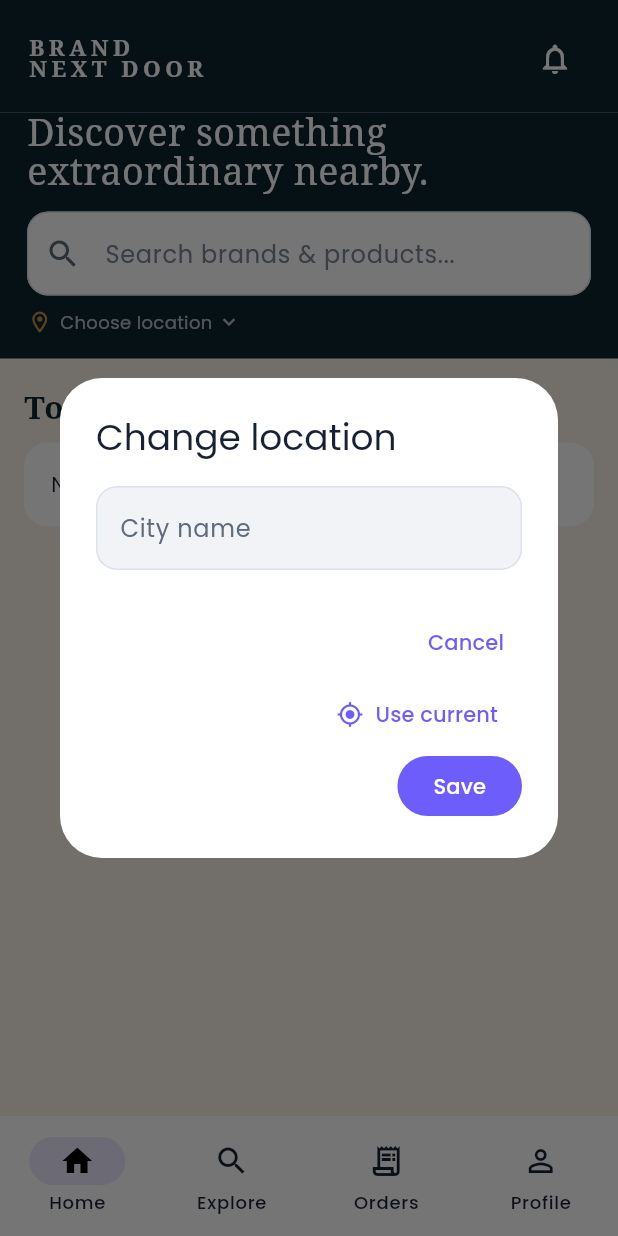
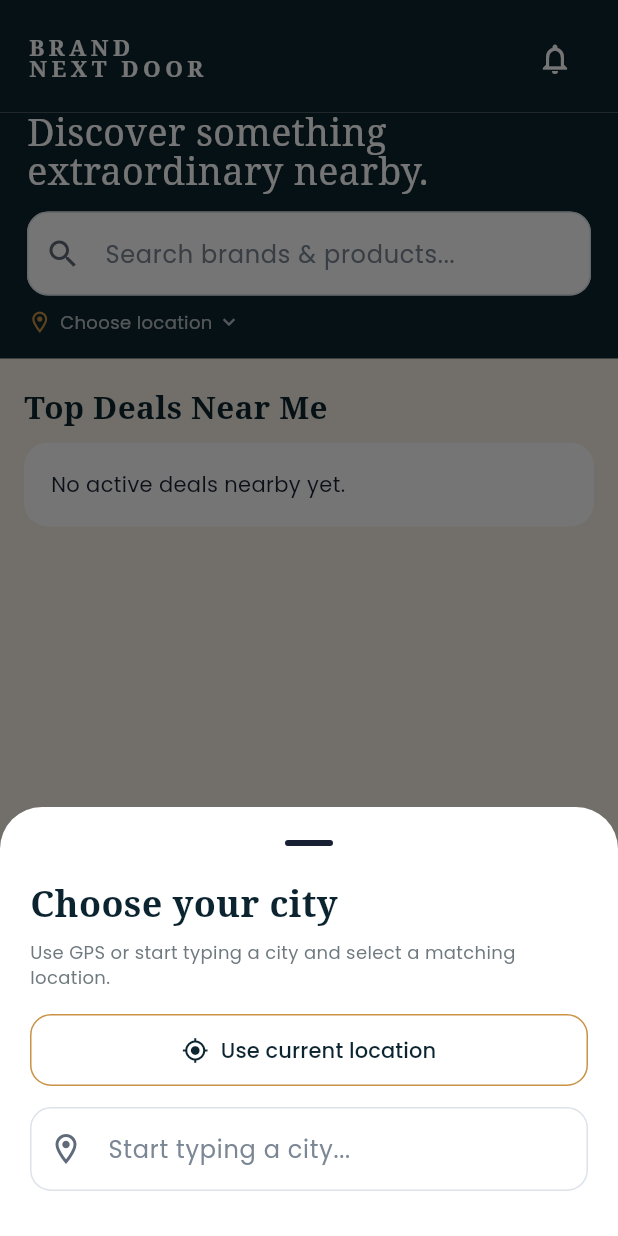
Before and after one commit to ujwaljetly-create/brandNextDoor, a Flutter app: the BuyerHomeScreen screen opened by its route, after a tap on "Choose location", on a phone screen of 412 x 824 dp. Run offline on Flutter 3.47's test engine with Material 3 defaults, Android fonts, the phone set to English and light mode, and no system bars; our stand-ins replace cloud_firestore, firebase_auth, firebase_core, firebase_messaging, firebase_storage, flutter_dotenv and 7 more; accounts and stored records are empty.

Commit message:
Refine buyer home brands and map-backed city selection

```diff
--- a/lib/features/buyer/screens/buyer_home_screen.dart
+++ b/lib/features/buyer/screens/buyer_home_screen.dart
@@ -3,12 +3,12 @@ import 'dart:async';
 import 'package:firebase_auth/firebase_auth.dart';
 import 'package:flutter/material.dart';
 import 'package:flutter_riverpod/flutter_riverpod.dart';
-import 'package:geocoding/geocoding.dart';
-import 'package:geolocator/geolocator.dart';
 import 'package:go_router/go_router.dart';
 
 import '../../../models/listing_model.dart';
 import '../../../models/order_model.dart';
+import '../../../services/location/city_location_service.dart';
+import '../../../widgets/city_picker_sheet.dart';
 import '../../brand/services/brand_service.dart';
 import '../../orders/services/order_service.dart';
 import '../providers/buyer_home_provider.dart';
@@ -28,6 +28,7 @@ class _BuyerHomeScreenState extends ConsumerState<BuyerHomeScreen> {
 
   final _searchController = TextEditingController();
   final _dealController = PageController(viewportFraction: .91);
+  final _locationService = CityLocationService();
   Timer? _dealTimer;
 
   String _searchText = '';
@@ -62,101 +63,33 @@ class _BuyerHomeScreenState extends ConsumerState<BuyerHomeScreen> {
 
   Future<void> _loadCurrentCity() async {
     try {
-      final enabled = await Geolocator.isLocationServiceEnabled();
-      if (!enabled) return _setCityFallback();
-
-      var permission = await Geolocator.checkPermission();
-      if (permission == LocationPermission.denied) {
-        permission = await Geolocator.requestPermission();
-      }
-      if (permission == LocationPermission.denied ||
-          permission == LocationPermission.deniedForever) {
-        return _setCityFallback();
-      }
-
-      final position = await Geolocator.getCurrentPosition(
-        locationSettings: const LocationSettings(accuracy: LocationAccuracy.low),
-      );
-      final places = await placemarkFromCoordinates(
-        position.latitude,
-        position.longitude,
-      );
-      final place = places.isNotEmpty ? places.first : null;
-      final city = (place?.locality ?? '').trim();
-      final fallback = (place?.subAdministrativeArea ?? '').trim();
-
+      final result = await _locationService.currentCity();
       if (!mounted) return;
       setState(() {
-        _cityName = city.isNotEmpty
-            ? city
-            : fallback.isNotEmpty
-                ? fallback
-                : 'Choose location';
+        _cityName = result?.city ?? 'Choose location';
         _locationLoading = false;
       });
     } catch (_) {
-      _setCityFallback();
-    }
-  }
-
-  void _setCityFallback() {
       if (!mounted) return;
       setState(() {
         _cityName = 'Choose location';
         _locationLoading = false;
       });
     }
+  }
 
   Future<void> _changeLocation() async {
-    final controller = TextEditingController(
-      text: _cityName == 'Choose location' || _locationLoading ? '' : _cityName,
+    final result = await CityPickerSheet.show(
+      context,
+      initialCity: _cityName == 'Choose location' || _locationLoading
+          ? ''
+          : _cityName,
     );
-
-    final city = await showDialog<String>(
-      context: context,
-      builder: (dialogContext) => AlertDialog(
-        title: const Text('Change location'),
-        content: TextField(
-          controller: controller,
-          textCapitalization: TextCapitalization.words,
-          decoration: const InputDecoration(labelText: 'City name'),
-        ),
-        actions: [
-          TextButton(
-            onPressed: () => Navigator.pop(dialogContext),
-            child: const Text('Cancel'),
-          ),
-          TextButton.icon(
-            onPressed: () => Navigator.pop(dialogContext, '__current__'),
-            icon: const Icon(Icons.my_location),
-            label: const Text('Use current'),
-          ),
-          FilledButton(
-            onPressed: () {
-              final value = controller.text.trim();
-              if (value.isNotEmpty) Navigator.pop(dialogContext, value);
-            },
-            child: const Text('Save'),
-          ),
-        ],
-      ),
-    );
-
-    controller.dispose();
-    if (city == null) return;
-
-    if (city == '__current__') {
+    if (result == null || !mounted) return;
     setState(() {
-        _cityName = 'Finding your location...';
-        _locationLoading = true;
-      });
-      await _loadCurrentCity();
-    } else {
-      setState(() {
-        _cityName = city;
+      _cityName = result.city;
       _locationLoading = false;
     });
-    }
   }
 
   List<ListingModel> _searchResults(List<ListingModel> items) {
@@ -178,16 +111,14 @@ class _BuyerHomeScreenState extends ConsumerState<BuyerHomeScreen> {
         .map((o) => o.productCategory.toLowerCase().trim())
         .where((e) => e.isNotEmpty)
         .toSet();
-
     final scored = [...items];
     scored.sort((a, b) {
       int score(ListingModel item) {
-        var result = item.soldCount * 3 + item.rating.round() * 5;
-        if (interests.contains(item.category.toLowerCase())) result += 100;
-        if (item.hasActiveDeal) result += 8;
-        return result;
+        var value = item.soldCount * 3 + item.rating.round() * 5;
+        if (interests.contains(item.category.toLowerCase())) value += 100;
+        if (item.hasActiveDeal) value += 8;
+        return value;
       }
-
       return score(b).compareTo(score(a));
     });
     return scored;
@@ -220,8 +151,7 @@ class _BuyerHomeScreenState extends ConsumerState<BuyerHomeScreen> {
             final trending = [...nearby]
               ..sort((a, b) {
                 final sold = b.soldCount.compareTo(a.soldCount);
-                if (sold != 0) return sold;
-                return b.rating.compareTo(a.rating);
+                return sold != 0 ? sold : b.rating.compareTo(a.rating);
               });
             final deals = nearby.where((e) => e.hasActiveDeal).toList();
             final searchResults = _searchResults(items);
@@ -265,7 +195,7 @@ class _BuyerHomeScreenState extends ConsumerState<BuyerHomeScreen> {
                               );
                             },
                           ),
-                        _localBrands(items),
+                        _localBrands(nearby),
                       ] else
                         _searchGrid(searchResults),
                       const SizedBox(height: 24),
@@ -281,8 +211,7 @@ class _BuyerHomeScreenState extends ConsumerState<BuyerHomeScreen> {
     );
   }
 
-  Widget _header() {
-    return Container(
+  Widget _header() => Container(
         color: navy,
         padding: const EdgeInsets.fromLTRB(18, 15, 18, 12),
         child: Row(
@@ -308,10 +237,8 @@ class _BuyerHomeScreenState extends ConsumerState<BuyerHomeScreen> {
           ],
         ),
       );
-  }
 
-  Widget _search() {
-    return Container(
+  Widget _search() => Container(
         color: navy,
         padding: const EdgeInsets.fromLTRB(18, 0, 18, 16),
         child: Column(
@@ -376,7 +303,6 @@ class _BuyerHomeScreenState extends ConsumerState<BuyerHomeScreen> {
           ],
         ),
       );
-  }
 
   Widget _dealCarousel(List<ListingModel> deals) {
     return Padding(
@@ -505,8 +431,7 @@ class _BuyerHomeScreenState extends ConsumerState<BuyerHomeScreen> {
                                             overflow: TextOverflow.ellipsis,
                                             style: const TextStyle(
                                               color: Colors.grey,
-                                              decoration:
-                                                  TextDecoration.lineThrough,
+                                              decoration: TextDecoration.lineThrough,
                                               fontSize: 12,
                                             ),
                                           ),
@@ -592,7 +517,7 @@ class _BuyerHomeScreenState extends ConsumerState<BuyerHomeScreen> {
         crossAxisAlignment: CrossAxisAlignment.start,
         children: [
           const Text(
-            'Local Brands',
+            'Local Brands Near You',
             style: TextStyle(
               color: navy,
               fontFamily: 'serif',
@@ -602,7 +527,7 @@ class _BuyerHomeScreenState extends ConsumerState<BuyerHomeScreen> {
           ),
           const SizedBox(height: 4),
           const Text(
-            'Discover independent sellers near you.',
+            'Discover independent sellers in your area.',
             style: TextStyle(color: Color(0xFF7A858B), fontSize: 12),
           ),
           const SizedBox(height: 12),
@@ -662,8 +587,7 @@ class _BuyerHomeScreenState extends ConsumerState<BuyerHomeScreen> {
     );
   }
 
-  Widget _bottomNav() {
-    return NavigationBar(
+  Widget _bottomNav() => NavigationBar(
         backgroundColor: Colors.white,
         selectedIndex: 0,
         onDestinationSelected: (index) {
@@ -690,7 +614,6 @@ class _BuyerHomeScreenState extends ConsumerState<BuyerHomeScreen> {
         ],
       );
 }
-}
 
 class _LocalBrandCard extends StatefulWidget {
   final ListingModel listing;
@@ -704,6 +627,7 @@ class _LocalBrandCard extends StatefulWidget {
 class _LocalBrandCardState extends State<_LocalBrandCard> {
   static const _navy = Color(0xFF0C2430);
   Map<String, dynamic>? brand;
+  bool loading = true;
 
   @override
   void initState() {
@@ -714,15 +638,30 @@ class _LocalBrandCardState extends State<_LocalBrandCard> {
   Future<void> _loadBrand() async {
     try {
       final result = await BrandService().getBrand(widget.listing.brandId);
-      if (mounted) setState(() => brand = result);
-    } catch (_) {}
+      if (!mounted) return;
+      setState(() {
+        brand = result;
+        loading = false;
+      });
+    } catch (_) {
+      if (mounted) setState(() => loading = false);
+    }
   }
 
   @override
   Widget build(BuildContext context) {
-    final name = (brand?['brandName'] ?? 'Local Brand').toString();
-    final description = (brand?['description'] ?? brand?['tagline'] ?? '').toString();
-    final logoUrl = (brand?['logoUrl'] ?? '').toString();
+    if (loading) {
+      return const Center(child: CircularProgressIndicator(strokeWidth: 2));
+    }
+
+    final name = (brand?['brandName'] ?? '').toString().trim();
+    if (brand == null || name.isEmpty || name.toLowerCase() == 'local brand') {
+      return const SizedBox.shrink();
+    }
+
+    final description =
+        (brand?['description'] ?? brand?['tagline'] ?? '').toString().trim();
+    final logoUrl = (brand?['logoUrl'] ?? '').toString().trim();
 
     return Material(
       color: Colors.white,
@@ -747,14 +686,24 @@ class _LocalBrandCardState extends State<_LocalBrandCard> {
             children: [
               Row(
                 children: [
-                  CircleAvatar(
-                    radius: 30,
-                    backgroundColor: const Color(0xFFF1E6D4),
-                    backgroundImage:
-                        logoUrl.isNotEmpty ? NetworkImage(logoUrl) : null,
-                    child: logoUrl.isEmpty
-                        ? const Icon(Icons.storefront_outlined, color: _navy)
-                        : null,
+                  Container(
+                    width: 58,
+                    height: 58,
+                    padding: const EdgeInsets.all(5),
+                    decoration: BoxDecoration(
+                      color: const Color(0xFFF1E6D4),
+                      borderRadius: BorderRadius.circular(15),
+                    ),
+                    child: logoUrl.isNotEmpty
+                        ? Image.network(
+                            logoUrl,
+                            fit: BoxFit.contain,
+                            errorBuilder: (_, __, ___) => const Icon(
+                              Icons.storefront_outlined,
+                              color: _navy,
+                            ),
+                          )
+                        : const Icon(Icons.storefront_outlined, color: _navy),
                   ),
                   const SizedBox(width: 12),
                   Expanded(
```
Lines whose indentation alone changed are shown as unchanged.
